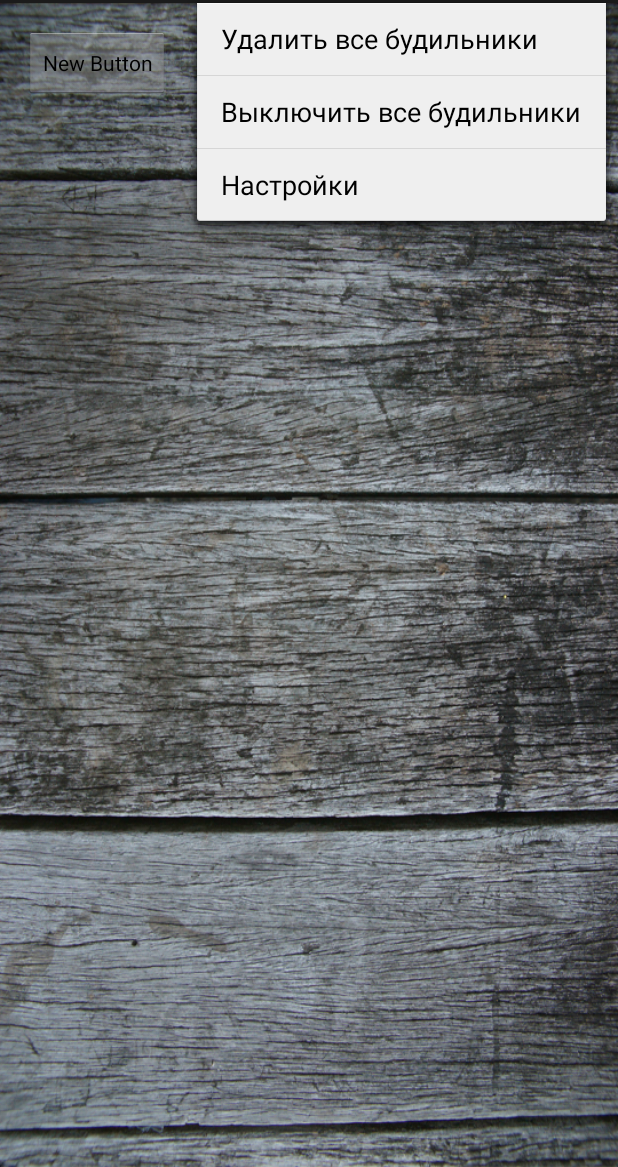
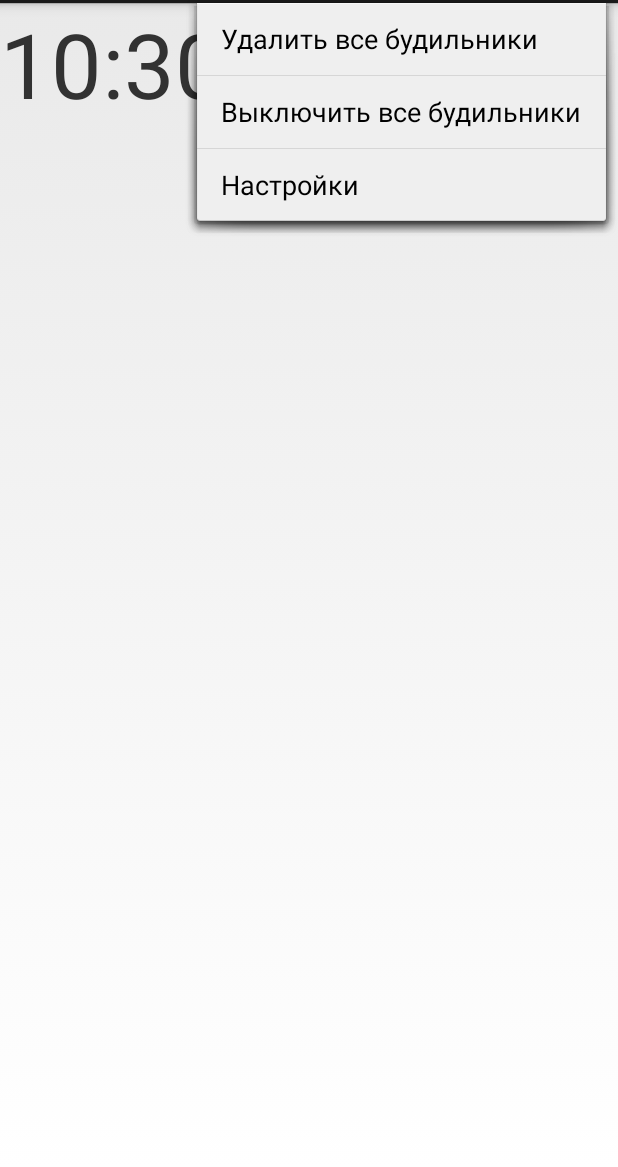
Before and after one commit to CodOndinnonk/WakeUp, an Android app: the screen it shows after launch (MainActivity), with the options menu open, on a phone screen of 412 x 824 dp, the part 69-1236 px from its top. Run offline under Robolectric (Android 15) with nearby library versions, the phone set to English and light mode, and no system bars.

Commit message:
рабочий список с часами, и нормально отключаются будильники

```diff
--- a/app/src/main/res/layout/activity_main.xml
+++ b/app/src/main/res/layout/activity_main.xml
@@ -1,40 +1,50 @@
-<RelativeLayout xmlns:android="http://schemas.android.com/apk/res/android"
-    xmlns:tools="http://schemas.android.com/tools" android:layout_width="match_parent"
-    android:layout_height="match_parent" android:paddingLeft="@dimen/activity_horizontal_margin"
-    android:paddingRight="@dimen/activity_horizontal_margin"
-    android:paddingTop="@dimen/activity_vertical_margin"
-    android:paddingBottom="@dimen/activity_vertical_margin" tools:context=".MainActivity"
-    android:background="@drawable/b">
+<LinearLayout xmlns:android="http://schemas.android.com/apk/res/android"
+    android:orientation="vertical" android:layout_width="match_parent"
+    android:layout_height="match_parent">
 
-
-
-
-    <ListView
+    <LinearLayout
+        android:orientation="vertical"
         android:layout_width="wrap_content"
         android:layout_height="wrap_content"
-        android:id="@+id/listViewMainActivity"
-        android:layout_alignParentLeft="true"
-        android:layout_below="@+id/button" />
+        android:layout_weight="6">
+
+        <RelativeLayout
+            android:layout_width="wrap_content"
+            android:layout_height="wrap_content">
+
+            <DigitalClock
+                android:layout_width="match_parent"
+                android:layout_height="match_parent"
+                android:id="@+id/digitalClock"
+                android:layout_alignParentBottom="true"
+                android:layout_alignParentTop="true"
+                android:textSize="60dp"
+                android:layout_toLeftOf="@+id/buttonAddAlarm" />
 
             <Button
                 android:layout_width="wrap_content"
-        android:layout_height="wrap_content"
+                android:layout_height="match_parent"
                 android:id="@+id/buttonAddAlarm"
                 android:onClick="addAlarm"
                 android:background="@android:drawable/ic_menu_add"
-        android:layout_above="@+id/listViewMainActivity"
-        android:layout_alignRight="@+id/listViewMainActivity"
                 android:textColor="@color/text_color_blue_light"
-        android:layout_alignParentTop="true" />
-
-    <Button
-        style="?android:attr/buttonStyleSmall"
-        android:layout_width="wrap_content"
-        android:layout_height="wrap_content"
-        android:text="New Button"
-        android:id="@+id/button"
                 android:layout_alignParentTop="true"
-        android:layout_alignParentLeft="true"
-        android:onClick="goToTest" />
+                android:layout_alignParentRight="true"
+                android:layout_gravity="center_horizontal" />
 
         </RelativeLayout>
+    </LinearLayout>
+
+    <LinearLayout
+        android:orientation="vertical"
+        android:layout_width="match_parent"
+        android:layout_height="match_parent"
+        android:layout_weight="1">
+        <ListView
+            android:layout_width="match_parent"
+            android:layout_height="match_parent"
+            android:id="@+id/listViewMainActivity"
+            android:clickable="true"
+            />
+    </LinearLayout>
+</LinearLayout>
--- a/build.gradle
+++ b/build.gradle
@@ -5,7 +5,7 @@ buildscript {
         jcenter()
     }
     dependencies {
-        classpath 'com.android.tools.build:gradle:1.0.0'
+        classpath 'com.android.tools.build:gradle:1.5.0'
 
         // NOTE: Do not place your application dependencies here; they belong
         // in the individual module build.gradle files
```
Also changed, not shown: app/src/main/java/com/wakeup/BoxAdapter.java (+30 -2 lines), app/src/main/java/com/wakeup/MainActivity.java (+35 -0 lines), 53 other files. Lines whose indentation alone changed are shown as unchanged.
